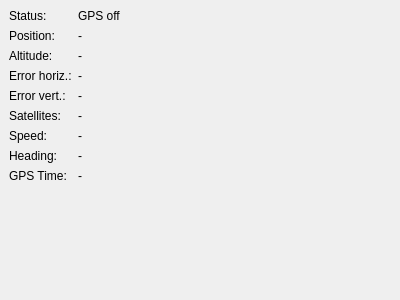
First picture: the form in src/ILiveLogToolWidget.ui, repository ntruchsess/QLandkarteGT, before the edit.
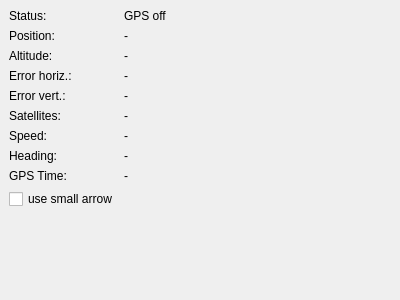
Second picture: the form after the edit.

Commit message: Add optional small arrow for live log

The edit to the form file:
```diff
--- a/src/ILiveLogToolWidget.ui
+++ b/src/ILiveLogToolWidget.ui
@@ -178,6 +178,13 @@
      </property>
     </spacer>
    </item>
+   <item row="9" column="0">
+    <widget class="QCheckBox" name="checkSmallArrow">
+     <property name="text">
+      <string>use small arrow</string>
+     </property>
+    </widget>
+   </item>
   </layout>
  </widget>
  <resources/>
```
Left out of the diff: 145 changed lines with no effect on the pictures. The commit also changes 5 other files.
